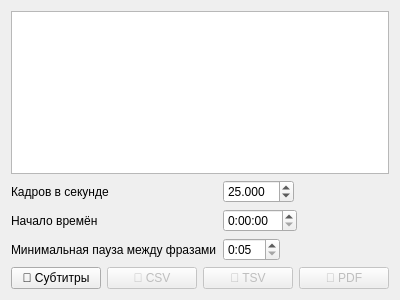
First picture: the form in src/mainwindow.ui, repository PalmtopTiger/DSCreator, before the edit.
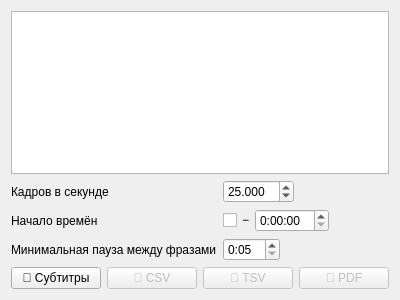
Second picture: the form after the edit.

Commit message: Add negative time start support

Patch:
```diff
--- a/src/mainwindow.ui
+++ b/src/mainwindow.ui
@@ -49,13 +49,6 @@
         </property>
        </widget>
       </item>
-      <item row="1" column="1">
-       <widget class="QTimeEdit" name="edTimeStart">
-        <property name="displayFormat">
-         <string>H:mm:ss</string>
-        </property>
-       </widget>
-      </item>
       <item row="1" column="0">
        <widget class="QLabel" name="lbTimeStart">
         <property name="text">
@@ -63,6 +56,27 @@
         </property>
        </widget>
       </item>
+      <item row="1" column="1">
+       <layout class="QHBoxLayout" name="loTimeStart">
+        <property name="spacing">
+         <number>0</number>
+        </property>
+        <item>
+         <widget class="QCheckBox" name="cbNegativeTimeStart">
+          <property name="text">
+           <string>−</string>
+          </property>
+         </widget>
+        </item>
+        <item>
+         <widget class="QTimeEdit" name="edTimeStart">
+          <property name="displayFormat">
+           <string>H:mm:ss</string>
+          </property>
+         </widget>
+        </item>
+       </layout>
+      </item>
       <item row="2" column="0">
        <widget class="QLabel" name="lbJoinInterval">
         <property name="text">
```
Left out of the diff: 4 changed lines with no effect on the pictures. The commit also changes 3 other files.
